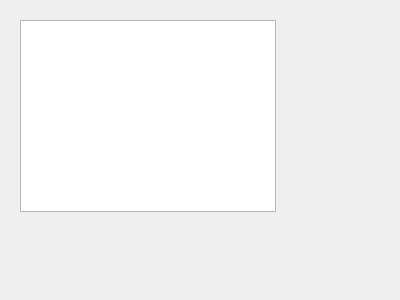
This is Teacher/showteachersdialog.ui in MrRisoni/Gauss as Qt 5 draws it before an edit. The edited form follows.
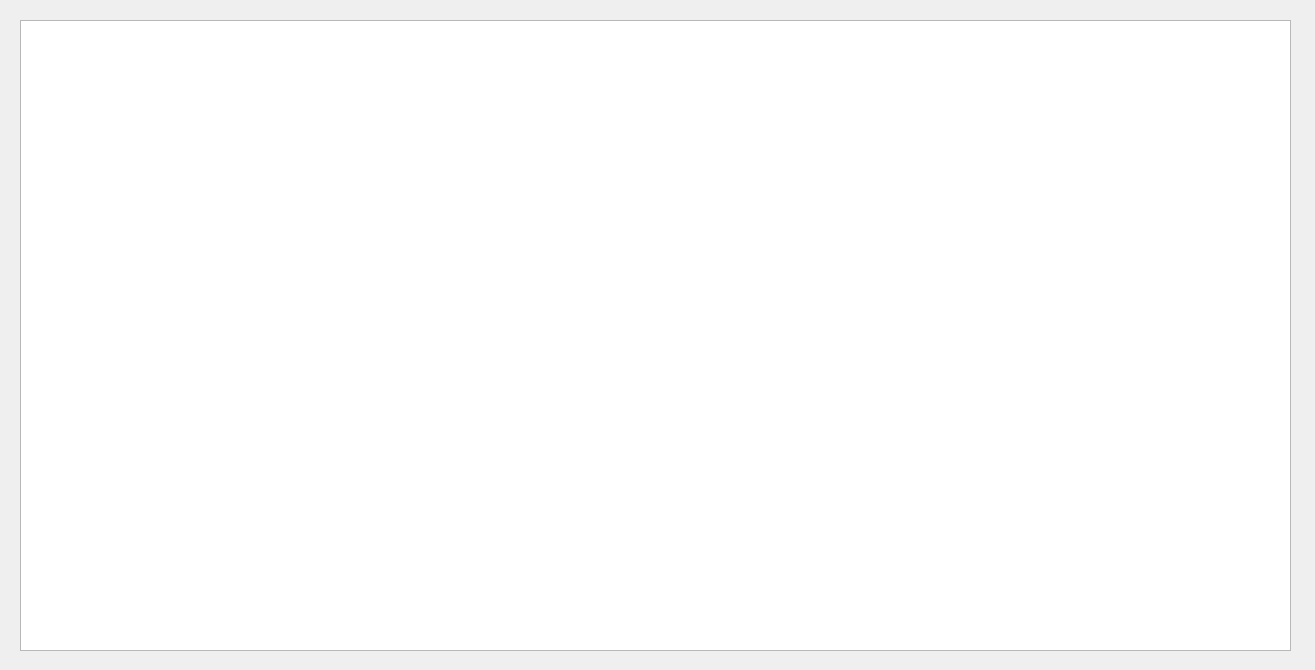
This is the edited form.

Patch:
```diff
--- a/Teacher/showteachersdialog.ui
+++ b/Teacher/showteachersdialog.ui
@@ -6,8 +6,8 @@
    <rect>
     <x>0</x>
     <y>0</y>
-    <width>400</width>
-    <height>300</height>
+    <width>1315</width>
+    <height>670</height>
    </rect>
   </property>
   <property name="windowTitle">
@@ -18,8 +18,8 @@
     <rect>
      <x>20</x>
      <y>20</y>
-     <width>256</width>
-     <height>192</height>
+     <width>1271</width>
+     <height>631</height>
     </rect>
    </property>
   </widget>
```
